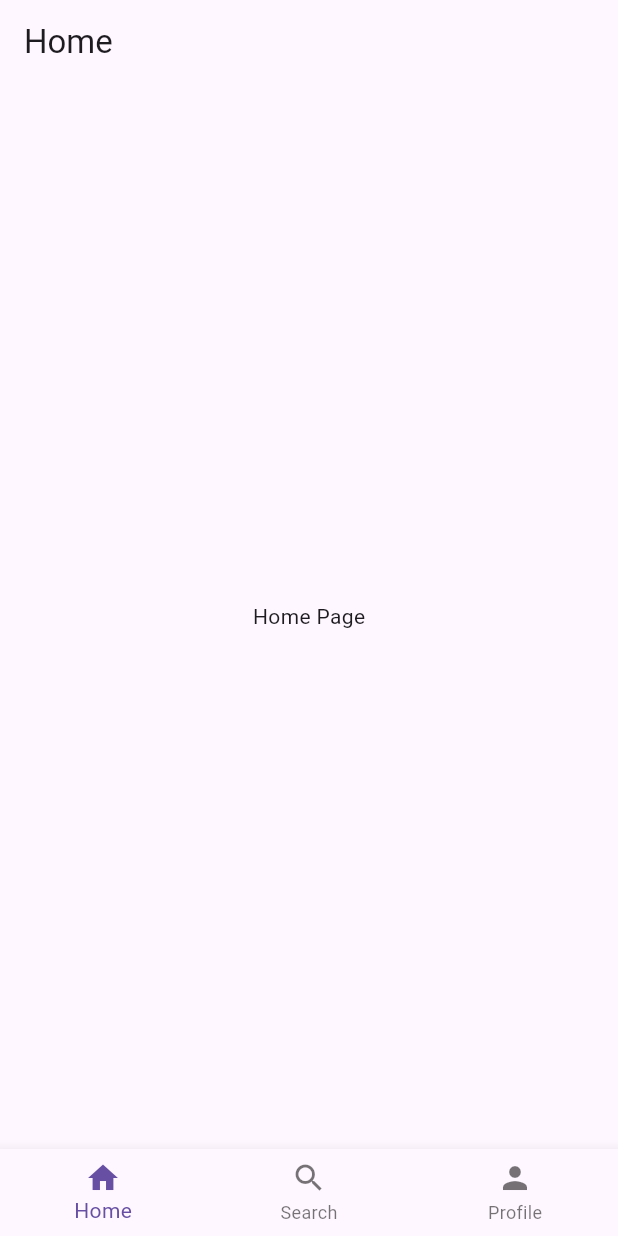
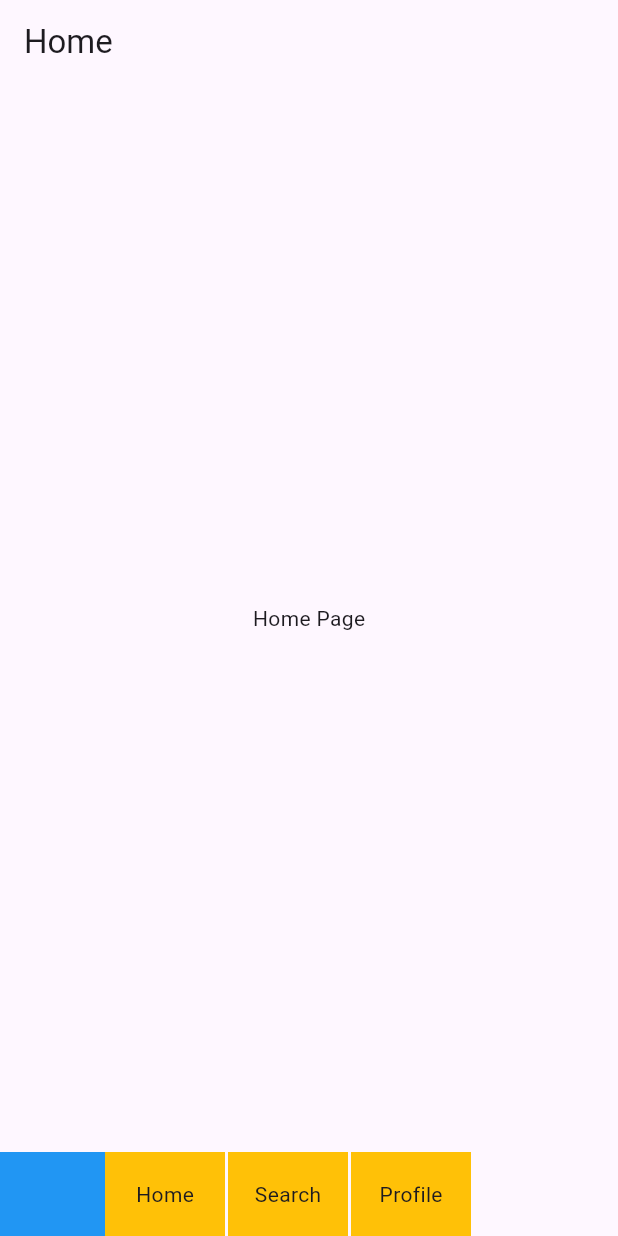
Before and after one commit to dayat123123/custom_persistent_navbar, a Flutter app: the CustomPersistentNavbar screen opened directly, on a phone screen of 412 x 824 dp. Run offline on Flutter 3.47's test engine with Material 3 defaults, Android fonts, the phone set to English and light mode, and no system bars.

Commit message:
Fix : Optimize Persistent Navigation

```diff
--- /dev/null
+++ b/lib/persistent_navbar/bottom_navbar.dart
@@ -0,0 +1,51 @@
+part of 'persistent_navbar.dart';
+
+class BottomNavbarCustom extends StatelessWidget {
+  final List<BottomNavbarCustomModel> listData;
+  final void Function(int) onTap;
+  const BottomNavbarCustom(
+      {super.key, required this.listData, required this.onTap});
+
+  @override
+  Widget build(BuildContext context) {
+    return SizedBox(
+      height: kBottomNavigationBarHeight,
+      child: Row(
+        children: [
+          Container(
+              width: 70, decoration: const BoxDecoration(color: Colors.blue)),
+          Expanded(
+              child: SingleChildScrollView(
+            scrollDirection: Axis.horizontal,
+            child: Row(
+              children: List.generate(
+                listData.length,
+                (index) => GestureDetector(
+                  onTap: () => onTap(index),
+                  child: Container(
+                      width: 80,
+                      margin: const EdgeInsets.only(right: 2),
+                      decoration: const BoxDecoration(color: Colors.amber),
+                      child: Center(child: Text(listData[index].name))),
+                ),
+              ),
+            ),
+          )),
+        ],
+      ),
+    );
+  }
+}
+
+class BottomNavbarCustomModel {
+  final String name;
+  final Widget activeIcon;
+  final Widget inactiveIcon;
+  final Widget screen;
+
+  BottomNavbarCustomModel(
+      {required this.name,
+      required this.screen,
+      required this.activeIcon,
+      required this.inactiveIcon});
+}
--- a/lib/persistent_navbar/navigator_manager.dart
+++ b/lib/persistent_navbar/navigator_manager.dart
@@ -1,26 +1,26 @@
 part of 'persistent_navbar.dart';
 
 class NavigatorManager {
-  final List<GlobalKey<NavigatorState>> _navigatorKeys = [];
+  final List<GlobalKey<NavigatorState>> _navigatorKeys;
 
-  NavigatorManager(int tabCount) {
-    for (int i = 0; i < tabCount; i++) {
-      _navigatorKeys.add(GlobalKey<NavigatorState>());
-    }
-  }
+  NavigatorManager(int tabCount)
+      : _navigatorKeys =
+            List.generate(tabCount, (index) => GlobalKey<NavigatorState>());
 
   GlobalKey<NavigatorState> getNavigatorKey(int index) {
     return _navigatorKeys[index];
   }
 
-  void willPop(int index) {
+  void willPop(int index, {bool isPopOnce = false}) {
     final navigator = getNavigatorKey(index).currentState;
-    while (navigator?.canPop() ?? false) {
-      navigator?.pop();
+    if (isPopOnce) {
+      if (navigator?.canPop() ?? false) {
+        navigator?.pop();
+      }
+    } else {
+      while (navigator?.canPop() ?? false) {
+        navigator?.pop();
+      }
     }
   }
-
-  void dispose() {
-    _navigatorKeys.clear();
-  }
 }
--- a/lib/persistent_navbar/persistent_navbar.dart
+++ b/lib/persistent_navbar/persistent_navbar.dart
@@ -1,15 +1,15 @@
 import 'package:flutter/cupertino.dart';
 import 'package:flutter/material.dart';
 part 'navigator_manager.dart';
+part 'bottom_navbar.dart';
 
 class CustomPersistentNavbar extends StatefulWidget {
-  final List<BottomNavigationBarItem> item;
-  final List<Widget> screen;
+  final List<BottomNavbarCustomModel> item;
   final void Function(int)? onTabSelected;
+
   const CustomPersistentNavbar({
     super.key,
     required this.item,
-    required this.screen,
     this.onTabSelected,
   });
 
@@ -19,33 +19,37 @@ class CustomPersistentNavbar extends StatefulWidget {
 
 class _CustomPersistentNavbarState extends State<CustomPersistentNavbar> {
   int _selectedIndex = 0;
-  late NavigatorManager _navigatorManager;
+  late final NavigatorManager _navigatorManager;
+  late final List<bool> _isPageInitialized;
 
   @override
   void initState() {
     super.initState();
-    _navigatorManager = NavigatorManager(widget.screen.length);
+    print("Init persistent navbar");
+    _navigatorManager = NavigatorManager(widget.item.length);
+    _isPageInitialized = List<bool>.filled(widget.item.length, false);
+    _isPageInitialized[_selectedIndex] = true;
   }
 
   void _onItemTapped(int index) {
     if (_selectedIndex != index) {
       setState(() {
         _selectedIndex = index;
-        if (widget.onTabSelected != null) widget.onTabSelected!(_selectedIndex);
+        _isPageInitialized[index] = true;
+        if (widget.onTabSelected != null) widget.onTabSelected!(index);
       });
     } else {
       _willPopScope();
     }
   }
 
-  void _willPopScope() {
-    _navigatorManager.willPop(_selectedIndex);
+  void _willPopScope({bool isPopOnce = false}) {
+    _navigatorManager.willPop(_selectedIndex, isPopOnce: isPopOnce);
   }
 
   @override
   void dispose() {
-    print("Dispose");
-    _navigatorManager.dispose();
+    print("Dispose persistent navbar");
     super.dispose();
   }
 
@@ -53,147 +57,24 @@ class _CustomPersistentNavbarState extends State<CustomPersistentNavbar> {
   Widget build(BuildContext context) {
     return PopScope(
         canPop: false,
-        onPopInvoked: (didPop) => _willPopScope(),
+        onPopInvoked: (didPop) => _willPopScope(isPopOnce: true),
         child: Scaffold(
+            appBar: AppBar(title: const Text("Home")),
             body: IndexedStack(
                 index: _selectedIndex,
-                children: widget.screen
-                    .asMap()
-                    .map((index, page) => MapEntry(
-                        index,
-                        Navigator(
-                            key: _navigatorManager.getNavigatorKey(index),
-                            onGenerateRoute: (settings) {
-                              return CupertinoPageRoute(
-                                  builder: (context) => page,
-                                  settings: settings);
-                            })))
-                    .values
-                    .toList()),
-            bottomNavigationBar: Theme(
-                data: ThemeData(
-                    splashFactory: NoSplash.splashFactory,
-                    splashColor: Colors.transparent,
-                    highlightColor: Colors.transparent),
-                child: BottomNavigationBar(
-                    items: widget.item,
-                    currentIndex: _selectedIndex,
-                    onTap: _onItemTapped))));
+                children: List.generate(
+                    widget.item.length, (index) => _buildScreen(index))),
+            bottomNavigationBar: BottomNavbarCustom(
+                listData: widget.item, onTap: _onItemTapped)));
+  }
+
+  Widget _buildScreen(int index) {
+    return _isPageInitialized[index]
+        ? Navigator(
+            key: _navigatorManager.getNavigatorKey(index),
+            onGenerateRoute: (settings) => CupertinoPageRoute(
+                builder: (context) => widget.item[index].screen,
+                settings: settings))
+        : const SizedBox.shrink();
   }
 }
-
-class HomeScreen extends StatelessWidget {
-  const HomeScreen({super.key});
-
-  @override
-  Widget build(BuildContext context) {
-    return Scaffold(
-      appBar: AppBar(title: const Text('Home')),
-      body: Center(
-          child: GestureDetector(
-              onTap: () {
-                Navigator.push(
-                    context,
-                    CupertinoPageRoute(
-                        builder: (context) => const WidgetTest()));
-              },
-              child: const Text('Home Page'))),
-    );
-  }
-}
-
-class SearchScreen extends StatelessWidget {
-  const SearchScreen({super.key});
-
-  @override
-  Widget build(BuildContext context) {
-    return Scaffold(
-      appBar: AppBar(title: const Text('Search')),
-      body: Center(
-          child: GestureDetector(
-              onTap: () {
-                // showModalBottomSheet(
-                //   useRootNavigator: true,
-                //   context: context,
-                //   builder: (context) => DraggableScrollableSheet(
-                //     builder: (context, scrollController) {
-                //       return Container();
-                //     },
-                //   ),
-                // );
-
-                Navigator.pushReplacement(
-                  context,
-                  CupertinoPageRoute(builder: (context) => NewPage()),
-                );
-              },
-              child: Text('Search Page'))),
-    );
-  }
-}
-
-class ProfileScreen extends StatelessWidget {
-  const ProfileScreen({super.key});
-
-  @override
-  Widget build(BuildContext context) {
-    return Scaffold(
-      appBar: AppBar(title: const Text('Profile')),
-      body: Center(
-          child: GestureDetector(
-              onTap: () {
-                Navigator.push(
-                    context,
-                    CupertinoPageRoute(
-                        builder: (context) => const WidgetTest()));
-              },
-              child: Text('Profile Page'))),
-    );
-  }
-}
-
-class WidgetTest extends StatefulWidget {
-  const WidgetTest({super.key});
-
-  @override
-  State<WidgetTest> createState() => _WidgetTestState();
-}
-
-class _WidgetTestState extends State<WidgetTest> {
-  @override
-  void initState() {
-    print("Init");
-    super.initState();
-  }
-
-  @override
-  void dispose() {
-    print("Dispose");
-    super.dispose();
-  }
-
-  @override
-  Widget build(BuildContext context) {
-    return Scaffold(
-      appBar: AppBar(title: const Text('Profile')),
-      body: Center(
-          child: GestureDetector(
-              onTap: () {
-                Navigator.push(
-                    context,
-                    CupertinoPageRoute(
-                        builder: (context) => const WidgetTest()));
-              },
-              child: Text('Profile Page'))),
-    );
-  }
-}
-
-class NewPage extends StatelessWidget {
-  const NewPage({super.key});
-
-  @override
-  Widget build(BuildContext context) {
-    return const Placeholder();
-  }
-}
--- /dev/null
+++ b/lib/screen/homescreen.dart
@@ -0,0 +1,37 @@
+import 'package:custom_persistent_bottom_navbar/screen/nextscreen.dart';
+import 'package:flutter/cupertino.dart';
+import 'package:flutter/material.dart';
+
+class HomeScreen extends StatefulWidget {
+  const HomeScreen({super.key});
+
+  @override
+  State<HomeScreen> createState() => _HomeScreenState();
+}
+
+class _HomeScreenState extends State<HomeScreen> {
+  @override
+  void initState() {
+    print("Home ke init");
+    super.initState();
+  }
+
+  @override
+  void dispose() {
+    print("Home ke dispose");
+    super.dispose();
+  }
+
+  @override
+  Widget build(BuildContext context) {
+    return Scaffold(
+        body: Center(
+            child: GestureDetector(
+                onTap: () {
+                  Navigator.of(context, rootNavigator: false).push(
+                      CupertinoPageRoute(
+                          builder: (context) => const Nextscreen()));
+                },
+                child: const Text('Home Page'))));
+  }
+}
```
Also changed, not shown: lib/main.dart (+40 -26 lines), lib/screen/nextscreen.dart (added, +41 -0 lines), lib/screen/profilscreen.dart (added, +41 -0 lines), lib/screen/searchscreen.dart (added, +41 -0 lines).
